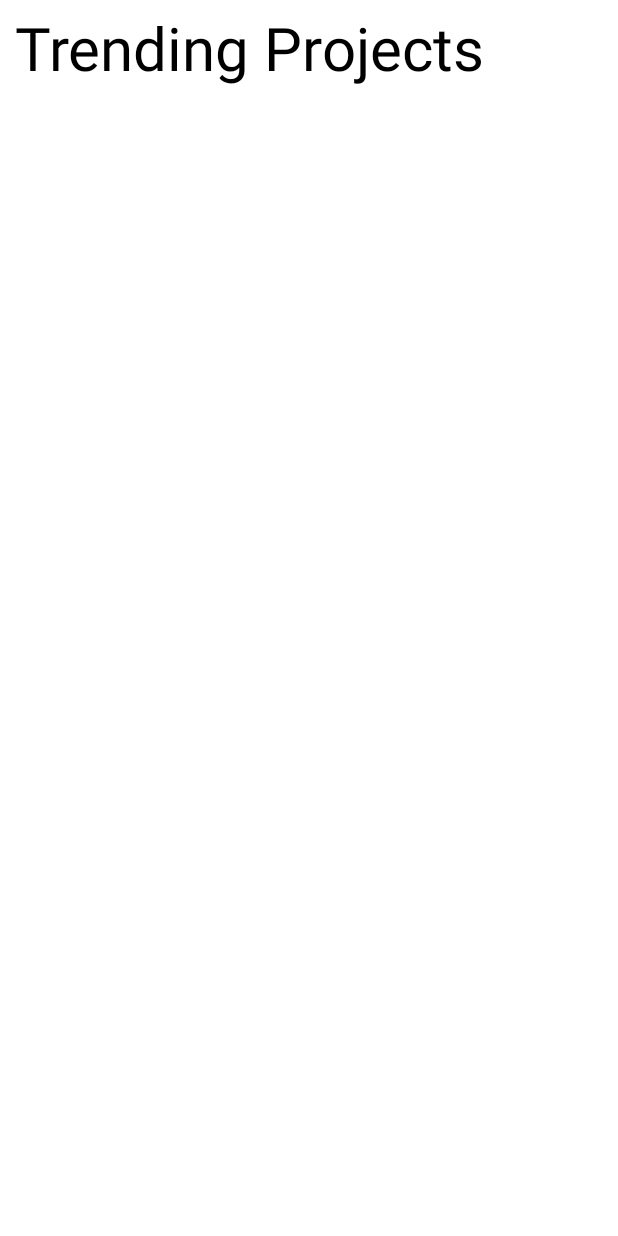
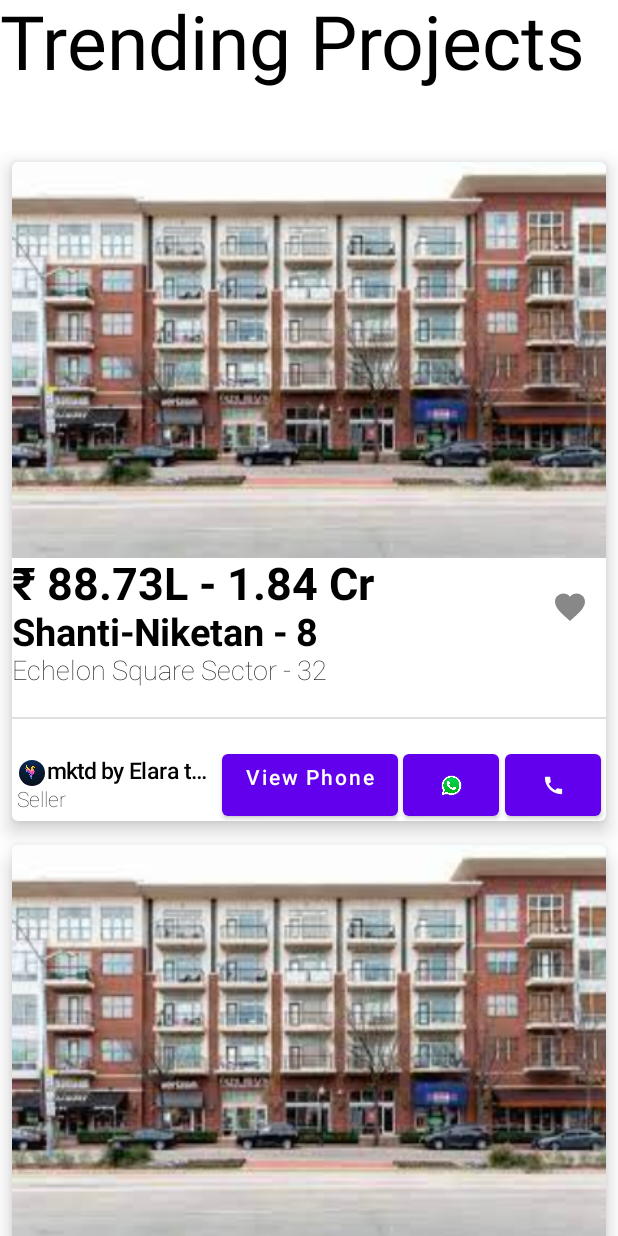
Before and after one commit to RandomSapiens/Assignment-2, an Android app built with Jetpack Compose: the ProjectsColumnView screen opened through its navigation route, on a phone screen of 412 x 824 dp. Run offline under Robolectric (Android 15) with nearby library versions, the phone set to English and light mode, and no system bars; our stand-ins replace Dagger/Hilt's generated code, Room's generated code.

```diff
--- a/app/build.gradle
+++ b/app/build.gradle
@@ -102,4 +102,8 @@ dependencies {
 
 
 
+
+
+
+
 }
--- a/app/src/main/java/com/example/assignment2/MainActivity.kt
+++ b/app/src/main/java/com/example/assignment2/MainActivity.kt
@@ -14,8 +14,8 @@ class MainActivity : ComponentActivity() {
     private val mainViewModel:TrendingProjectsViewModel by viewModels()
     override fun onCreate(savedInstanceState: Bundle?) {
         super.onCreate(savedInstanceState)
-//        val projects= initialData()
-//        for(project in projects)mainViewModel.addTrendingProjects(project)
+        val projects= initialData()
+        for(project in projects)mainViewModel.addTrendingProjects(project)
         setContent {
             MainContent(mainViewModel)
         }
--- a/app/src/main/java/com/example/assignment2/ProjectsColumnView.kt
+++ b/app/src/main/java/com/example/assignment2/ProjectsColumnView.kt
@@ -1,11 +1,13 @@
 package com.example.assignment2
 
+import android.util.Log
+import androidx.compose.animation.core.animateDpAsState
 import androidx.compose.foundation.Image
-import androidx.compose.foundation.background
 import androidx.compose.foundation.border
 import androidx.compose.foundation.layout.*
 import androidx.compose.foundation.lazy.LazyColumn
 import androidx.compose.foundation.lazy.items
+import androidx.compose.foundation.lazy.rememberLazyListState
 import androidx.compose.foundation.shape.CircleShape
 import androidx.compose.material.*
 import androidx.compose.runtime.*
@@ -20,47 +22,75 @@ import androidx.compose.ui.text.font.FontWeight
 import androidx.compose.ui.text.style.TextOverflow
 import androidx.compose.ui.tooling.preview.Preview
 import androidx.compose.ui.unit.dp
+import androidx.compose.ui.unit.max
 import androidx.compose.ui.unit.sp
 import com.example.assignment2.data.TrendingProjects
 import com.example.assignment2.data.TrendingProjectsViewModel
+import kotlin.math.max
+import kotlin.math.min
 
 @Composable
-fun ProjectsColumnView(mainViewModel: TrendingProjectsViewModel?=null){
+fun ProjectsColumnView(mainViewModel: TrendingProjectsViewModel? = null) {
     var projects: List<TrendingProjects> by remember { mutableStateOf(emptyList()) }
 
-    LaunchedEffect(key1 = Unit){
-        mainViewModel?.readAllData?.collect{
-            projects=it
+    LaunchedEffect(key1 = Unit) {
+        mainViewModel?.readAllData?.collect {
+            projects = it
         }
     }
+    val scrollState = rememberLazyListState()
+    val scrollOffset: Float = min(
+        1f,
+        1 - (scrollState.firstVisibleItemScrollOffset / 600f + scrollState.firstVisibleItemIndex)
+    )
+    Log.d(
+        "Uncer10nity",
+        "here the value is ${scrollState.firstVisibleItemIndex} and ${scrollState.firstVisibleItemScrollOffset} " +
+                "and $scrollOffset"
+    )
 
     Column {
-        Text(
-            text = "Trending Projects" ,
-            fontSize =40.sp,
-            modifier = Modifier.padding(10.dp)
-        )
-        LazyColumn{
-            items(projects){ trendingProject->
-//                ProjectsCard(trendingProject){
-//                    trendingProject.isFavourite=!trendingProject.isFavourite
-//                    mainViewModel?.updateFavourite(trendingProject.houseId)
-//                }
-                VerticalProjectCard(trendingProject = trendingProject,mainViewModel)
+        CollapsingToolbar(header = "Trending Projects", scrollOffset = scrollOffset)
+        LazyColumn(state = scrollState) {
+            items(projects) { trendingProject ->
+                VerticalProjectCard(trendingProject = trendingProject, mainViewModel)
+            }
         }
     }
 
 }
 
+
+@Composable
+fun CollapsingToolbar(header: String, scrollOffset: Float) {
+    val boxSize by animateDpAsState(targetValue = max(50.dp, 100.dp * scrollOffset))
+    val fontSize = max(30f, scrollOffset * 50).toInt()
+    Box(
+        Modifier
+            .fillMaxWidth()
+            .height(boxSize)
+    ) {
+        Text(
+            text = header,
+            modifier = Modifier.fillMaxWidth(),
+            fontSize = fontSize.sp
+        )
+    }
+
+
 }
 
 @Composable
-fun VerticalProjectCard(trendingProject: TrendingProjects,mainViewModel: TrendingProjectsViewModel?=null){
+fun VerticalProjectCard(
+    trendingProject: TrendingProjects,
+    mainViewModel: TrendingProjectsViewModel? = null
+) {
     var isFav by remember { mutableStateOf(trendingProject.isFavourite) }
     Card(
         modifier = Modifier
             .fillMaxWidth()
-            .wrapContentHeight().padding(8.dp),
+            .wrapContentHeight()
+            .padding(8.dp),
         elevation = 8.dp,
 
         ) {
@@ -85,9 +115,8 @@ fun VerticalProjectCard(trendingProject: TrendingProjects,mainViewModel: Trendin
                     verticalAlignment = Alignment.CenterVertically
 
 
-
-                ){
-                   Column() {
+                ) {
+                    Column {
                         Text(
                             text = trendingProject.houseRent,
                             fontSize = 30.sp,
@@ -100,13 +129,15 @@ fun VerticalProjectCard(trendingProject: TrendingProjects,mainViewModel: Trendin
                         )
                     }
                     IconButton(onClick = {
-                        isFav=!isFav
+                        isFav = !isFav
                         mainViewModel?.updateFavourite(trendingProject.houseId)
                     }) {
                         Image(
                             painter = painterResource(id = R.drawable.ic_baseline_favorite_24),
-                            contentDescription ="",
-                            colorFilter = if (isFav) ColorFilter.tint(color = Color.Red) else ColorFilter.tint(color = Color.Gray),
+                            contentDescription = "",
+                            colorFilter = if (isFav) ColorFilter.tint(color = Color.Red) else ColorFilter.tint(
+                                color = Color.Gray
+                            ),
                         )
                     }
                 }
@@ -118,17 +149,19 @@ fun VerticalProjectCard(trendingProject: TrendingProjects,mainViewModel: Trendin
                     maxLines = 1
                 )
 
-                Divider(thickness = 1.dp, modifier = Modifier
+                Divider(
+                    thickness = 1.dp, modifier = Modifier
                         .padding(top = 20.dp, bottom = 20.dp)
-                    .fillMaxWidth())
+                        .fillMaxWidth()
+                )
 
                 Row(
                     modifier = Modifier.fillMaxWidth(),
                     horizontalArrangement = Arrangement.SpaceEvenly,
                     verticalAlignment = Alignment.CenterVertically
-                ){
+                ) {
                     Column {
-                        Row(horizontalArrangement = Arrangement.SpaceBetween){
+                        Row(horizontalArrangement = Arrangement.SpaceBetween) {
                             Image(
                                 painter = painterResource(id = R.drawable.img_1),
                                 modifier = Modifier
@@ -136,13 +169,13 @@ fun VerticalProjectCard(trendingProject: TrendingProjects,mainViewModel: Trendin
                                     .height(20.dp)
                                     .padding(1.dp)
                                     .clip(CircleShape),
-                                contentDescription ="",
+                                contentDescription = "",
                             )
                             Text(
                                 text = trendingProject.houseOwner,
                                 fontSize = 15.sp,
                                 fontWeight = FontWeight.SemiBold,
-                                maxLines=1,
+                                maxLines = 1,
                                 overflow = TextOverflow.Ellipsis,
                                 modifier = Modifier.fillMaxWidth(.3f)
                             )
@@ -155,19 +188,24 @@ fun VerticalProjectCard(trendingProject: TrendingProjects,mainViewModel: Trendin
                     }
 
                     Button(onClick = {}) {
-                        Text("View Phone", modifier = Modifier
+                        Text(
+                            "View Phone", modifier = Modifier
                                 .width(85.dp)
-                            .height(25.dp))
+                                .height(25.dp)
+                        )
                     }
                     Button(onClick = {}) {
-                        Image(painter = painterResource(id = R.drawable.img), contentDescription = "",
+                        Image(
+                            painter = painterResource(id = R.drawable.img), contentDescription = "",
                             modifier = Modifier
                                 .width(15.dp)
                                 .height(25.dp)
                         )
                     }
                     Button(onClick = {}) {
-                        Image(painter = painterResource(id = R.drawable.ic_baseline_call_24), contentDescription = "",
+                        Image(
+                            painter = painterResource(id = R.drawable.ic_baseline_call_24),
+                            contentDescription = "",
                             modifier = Modifier
                                 .width(15.dp)
                                 .height(25.dp),
@@ -184,7 +222,7 @@ fun VerticalProjectCard(trendingProject: TrendingProjects,mainViewModel: Trendin
 
 @Preview(showBackground = true)
 @Composable
-fun PreviewTask(){
+fun PreviewTask() {
     Surface(
         modifier = Modifier.fillMaxSize()
     ) {
```
Lines whose indentation alone changed are shown as unchanged.
